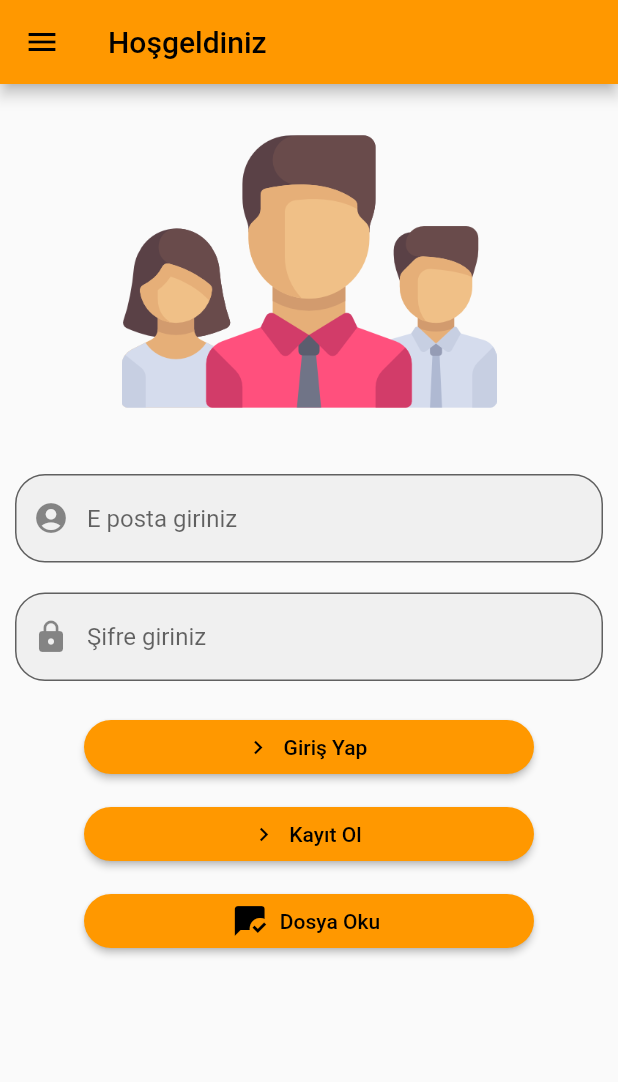
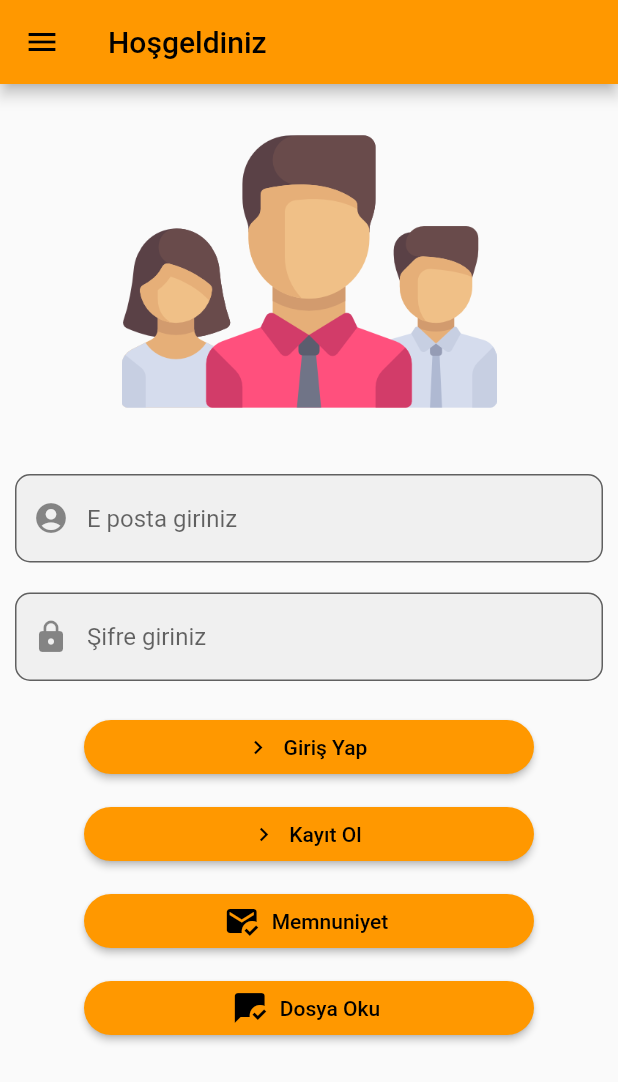
Before and after one commit to ertekinbatuhan/3301456_213301068, a Flutter app: the screen it shows after launch, on a phone screen of 412 x 824 dp. Shown: the top 1082 px of the screen. Run offline on Flutter 3.47's test engine with Material 2 defaults, Android fonts, the phone set to English and light mode, and no system bars; our stand-ins replace charts_flutter, cloud_firestore, firebase_auth, firebase_core, flutter_credit_card, google_fonts and 2 more; accounts and stored records are empty; Roboto replaces fonts that are missing (Acme).

Commit message:
update project

```diff
--- a/lib/firestore/homepage.dart
+++ b/lib/firestore/homeview.dart
@@ -15,7 +15,7 @@ class FireStoreHomePage extends StatelessWidget {
   Widget build(BuildContext context) {
     return Scaffold(
         appBar: AppBar(
-          title: const Text('Firestore CRUD'),
+          title: const Text('Verilen Puanlar'),
           centerTitle: true,
         ),
         body: FutureBuilder<QuerySnapshot>(
--- a/lib/firestore/update.dart
+++ b/lib/firestore/update.dart
@@ -5,7 +5,7 @@ import 'package:cloud_firestore/cloud_firestore.dart';
 import 'package:flutter/material.dart';
 import 'package:yemek_app/firestore/usermodel.dart';
 
-import 'homepage.dart';
+import 'homeview.dart';
 
 
 class UpdateInfo extends StatelessWidget {
--- a/lib/json/homepage.dart
+++ b/lib/json/homeview.dart
@@ -58,7 +58,7 @@ class _HomePageState extends State<HomePage> {
   Widget build(BuildContext context) {
     return Scaffold(
       appBar: AppBar(
-        title: Text('Personel Listesi'),
+        title: Text('Personel İletişim'),
         backgroundColor: Colors.orange,
       ),
       body: Center(
--- a/lib/provider/file_utils.dart
+++ b/lib/provider/file_utils.dart
@@ -6,6 +6,7 @@ class FileUtils {
   static Future<String> get getFilePath async {
     final directory = await getApplicationDocumentsDirectory();
     return directory.path;
+
   }
 
   static Future<File> get getFile async {
--- a/lib/view/main.dart
+++ b/lib/view/main.dart
@@ -1,11 +1,11 @@
-import 'package:cloud_firestore/cloud_firestore.dart';
-import 'package:firebase_auth/firebase_auth.dart';
+
 import 'package:firebase_core/firebase_core.dart';
 import 'package:flutter/material.dart';
+import 'package:yemek_app/animation/home_view.dart';
 
 
 
-import 'package:yemek_app/json/homepage.dart';
+import 'package:yemek_app/json/homeview.dart';
 
 import 'package:yemek_app/provider/file_operations.dart';
 import 'package:yemek_app/services/auth.dart';
@@ -16,13 +16,13 @@ import 'package:yemek_app/view/kategorilerview.dart';
 import 'package:yemek_app/view/registerview.dart';
 
 
-import 'package:yemek_app/view/userinfoview.dart';
 
 
 
-import '../firestore/homepage.dart';
-import '../kullanılmayanlar/firabaseview.dart';
-import 'addview.dart';
+
+import '../firestore/homeview.dart';
+
+
 import 'package:google_fonts/google_fonts.dart';
 
 
@@ -137,7 +137,7 @@ class _MyHomePageState extends State<MyHomePage> {
                 title: Text("E-mail"),
                 subtitle: Text("batuhanertekinn@gmail.com",style: TextStyle(color: Colors.black),),
               ),
-              ListTile(
+          /*    ListTile(
                 leading: const CircleAvatar(
                   backgroundImage: AssetImage("icons/firebase.png"),
                 ),
@@ -151,6 +151,10 @@ class _MyHomePageState extends State<MyHomePage> {
 
                 },
               ),
+
+           */
+
+
               ListTile(
                 leading: const CircleAvatar(
                   backgroundImage: AssetImage("icons/iletisim.png"),
@@ -160,6 +164,19 @@ class _MyHomePageState extends State<MyHomePage> {
                   // Navigator.push(context, MaterialPageRoute(builder: (context) => UserInfo()));
                   //Navigator.push(context, MaterialPageRoute(builder: (context) => UserInfoo())) ;
                   Navigator.push(context, MaterialPageRoute(builder: (context) => HomePage())) ;
+
+
+
+                },
+              ),
+              ListTile(
+                leading: const CircleAvatar(
+                  backgroundImage: AssetImage("icons/coksatanlar.png"),
+                ),
+                title: const Text("Çok Satanlar"),
+                onTap: () {
+
+                  Navigator.push(context, MaterialPageRoute(builder: (context) => ChartHomePage())) ;
 
 
 
@@ -190,7 +207,7 @@ class _MyHomePageState extends State<MyHomePage> {
                       decoration:  const InputDecoration(hintText: "E posta giriniz" ,
                           prefixIcon: Icon(Icons.account_circle),
                           filled: true ,
-                          border: OutlineInputBorder(borderRadius: BorderRadius.all(Radius.circular(20.0)))),
+                          border: OutlineInputBorder(borderRadius: BorderRadius.all(Radius.circular(10.0)))),
                       validator: (input){
 
                       //  if (input!.isEmpty) {
@@ -215,7 +232,7 @@ class _MyHomePageState extends State<MyHomePage> {
                           prefixIcon: Icon(Icons.lock),
                           filled: true,
 
-                          border: OutlineInputBorder(borderRadius: BorderRadius.all(Radius.circular(20.0)))),
+                          border: OutlineInputBorder(borderRadius: BorderRadius.all(Radius.circular(10.0)))),
                       validator: (input){
                        // if (input!.isEmpty) {
                          // return "Parola giriniz " ;
@@ -302,12 +319,12 @@ class _MyHomePageState extends State<MyHomePage> {
 
                     ),
                   ),
-                 /* Padding(
+                  Padding(
                     padding: const EdgeInsets.all(10.0),
                     child: SizedBox(width: 300,
                       child: ElevatedButton.icon(
-                        label: const Text("Bilgi Ekle"),
-                        icon: const Icon(Icons.add),
+                        label: const Text("Memnuniyet"),
+                        icon: const Icon(Icons.mark_email_read),
                         style: ElevatedButton.styleFrom(
                             shape: const RoundedRectangleBorder(
                                 borderRadius: BorderRadius.all(Radius.circular(20.0))
@@ -315,7 +332,7 @@ class _MyHomePageState extends State<MyHomePage> {
                         ),
 
                         onPressed: () {
-                          Navigator.push(context, MaterialPageRoute(builder: (context) => Adduserinfo()));
+                          Navigator.push(context, MaterialPageRoute(builder: (context) => FireStoreHomePage()));
 
 
 
@@ -324,10 +341,8 @@ class _MyHomePageState extends State<MyHomePage> {
                     ),
                   ),
 
-                  */
-                  Padding(
-                    padding: const EdgeInsets.all(10.0),
-                    child: SizedBox(width: 300,
+
+                  SizedBox(width: 300,
                     child: ElevatedButton.icon(
                       label: const Text("Dosya Oku"),
                       icon: const Icon(Icons.mark_chat_read),
@@ -344,7 +359,6 @@ class _MyHomePageState extends State<MyHomePage> {
 
                       },
                     ),
-                    ),
                   )
 
                 ],
--- a/pubspec.yaml
+++ b/pubspec.yaml
@@ -44,6 +44,8 @@ dependencies:
   provider: ^6.0.5
   uuid: ^3.0.7
   http: ^0.13.6
+  syncfusion_flutter_charts: ^21.2.4
+  charts_flutter: ^0.12.0
 
 dev_dependencies:
   flutter_test:
```
Also changed, not shown: lib/animation/chart_model.dart (added, +13 -0 lines), lib/animation/home_view.dart (added, +76 -0 lines), lib/firestore/addInfo.dart (+6 -4 lines), icons/coksatanlar.png (added), images/restaurant.png (added), pubspec.lock. Lines whose indentation alone changed are shown as unchanged.
